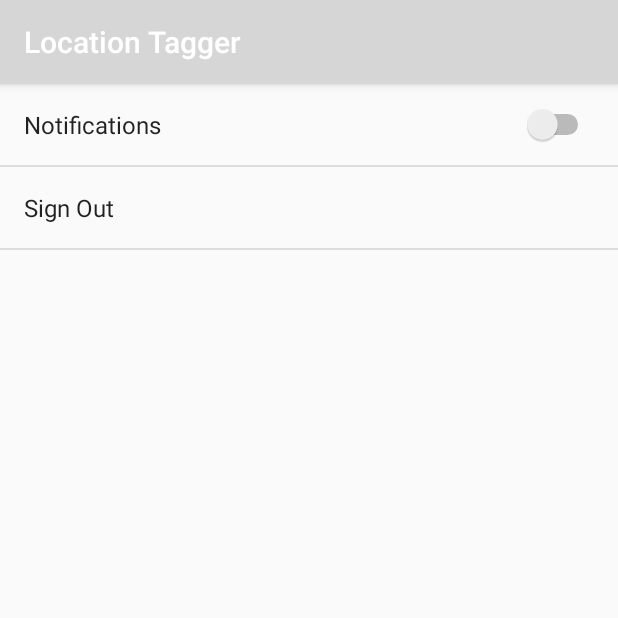
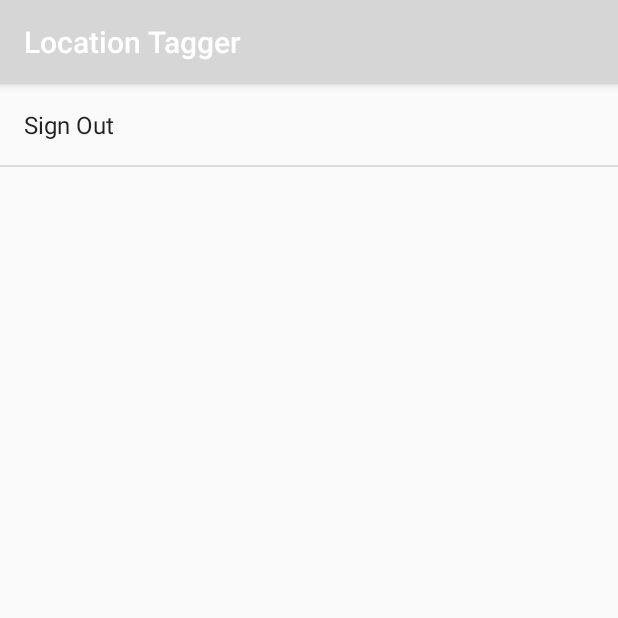
Before and after one commit to AlexBieg/LocationTagger, an Android app: the screen it shows after launch once a user with an empty profile is signed in (SettingsActivity), in the options menu, after a tap on "Settings", on a phone screen of 412 x 824 dp, the top half of it. Run offline under Robolectric (Android 15) with nearby library versions, the phone set to English and light mode, and no system bars; our stand-ins replace Firebase (no records; nobody signed in at launch, a user with empty details on screens opened directly); libraries missing offline, so code that uses them is left out: com.firebase.client; 7 statements that could not run were skipped.

Commit message:
Remove notification

```diff
--- a/LocationTagger/app/src/main/res/xml/preferences.xml
+++ b/LocationTagger/app/src/main/res/xml/preferences.xml
@@ -3,11 +3,6 @@
     xmlns:tools="http://schemas.android.com/tools"
     android:key="prefscreen">
 
-    <SwitchPreference android:key="pref_switch"
-        android:title="Notifications"
-        android:defaultValue="false"
-        />
-
     <Preference android:title="Sign Out"
         android:key="SignOut"></Preference>
 
```
